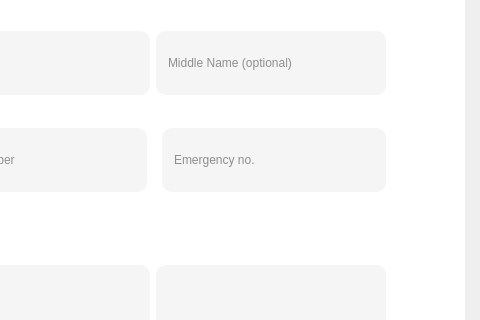
Above: Desktop_Application/Frontend/Home.ui from DreddVDomasian/Petmate-Desktop-Application before the change; both pictures show x 800 to 1280 and y 103 to 423 of the 1280 by 720 pixel window. Below: the same form after it.
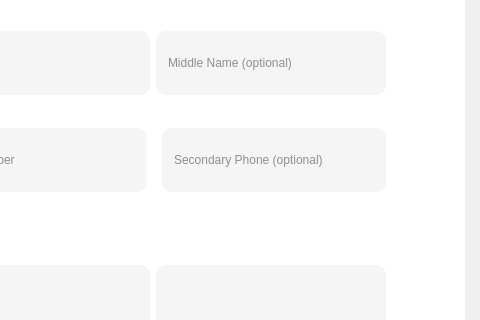
That is the form after the change. The open tabs and pages were chosen to show the change. Icons and pictures are not drawn.

Commit message:
Add secondary phone and source fields to patient info
Introduces 'SecondaryNumber', 'source', 'desktop_record', and 'user_account' fields to the basicInfo model. Removes 'emergencyNumber' and updates migrations, backend logic, and frontend forms to support these changes. Patient profiles now distinguish between desktop and web sources, and secondary phone replaces emergency number throughout the application.

```diff
--- a/Desktop_Application/Frontend/Home.ui
+++ b/Desktop_Application/Frontend/Home.ui
@@ -1872,7 +1872,7 @@
                        <string notr="true"/>
                       </property>
                       <property name="placeholderText">
-                       <string>Emergency no.</string>
+                       <string>Secondary Phone (optional)</string>
                       </property>
                      </widget>
                     </item>
```
Left out of the diff: 4 changed lines with no effect on the pictures. The commit also changes 13 other files.
